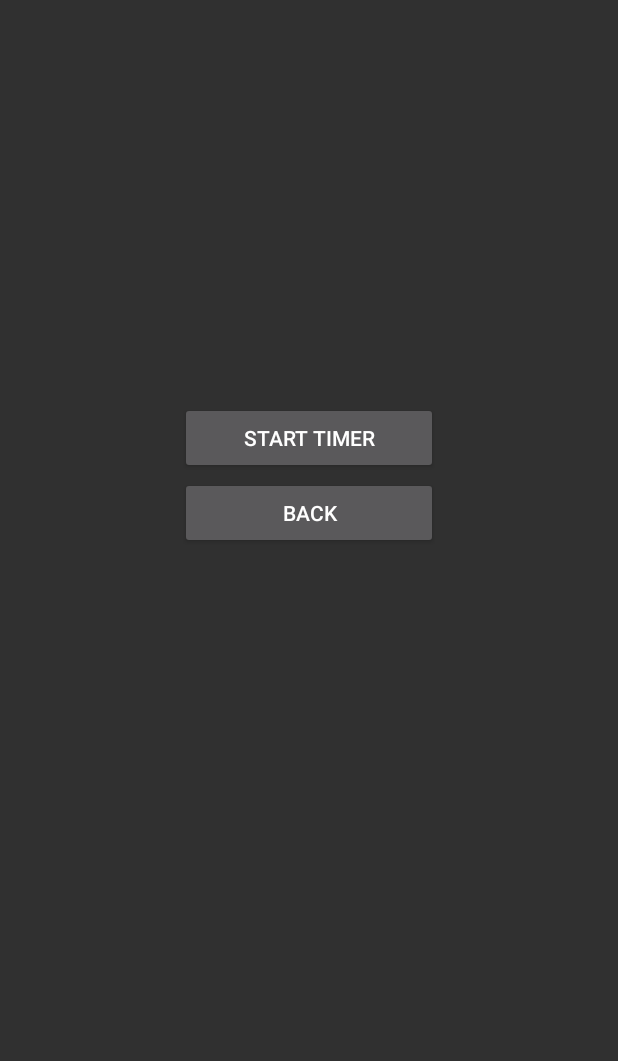
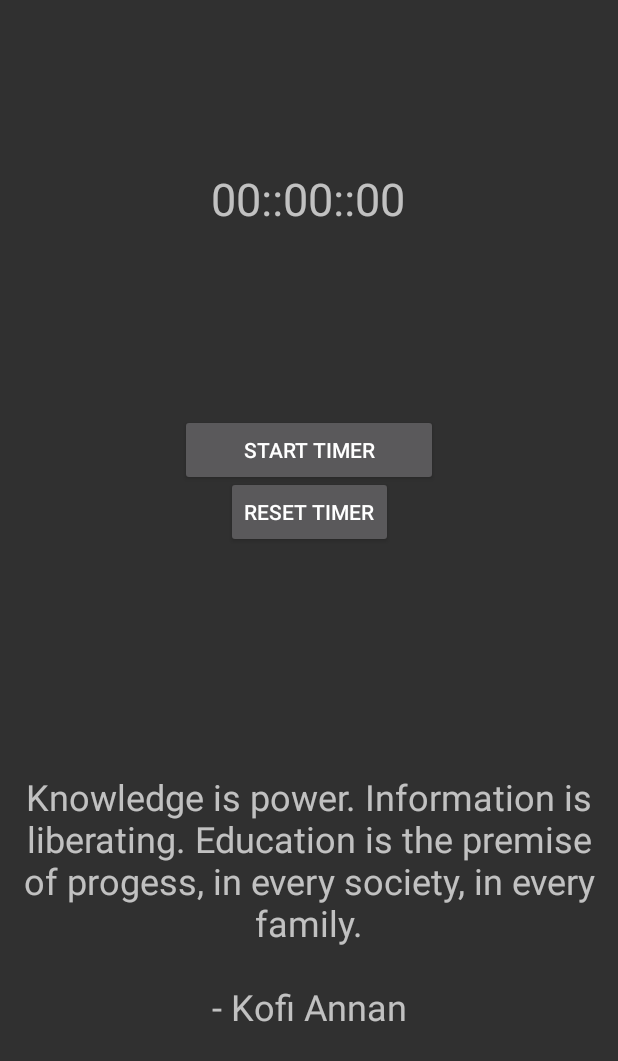
Before and after one commit to jsoutine/StudyApp, an Android app: the layout activity_timer_menu.xml on its own in the app's theme, with its tools: preview values and no code run, on a phone screen of 412 x 824 dp. Shown: the top 1061 px of the screen. Run offline under Robolectric (Android 15) with nearby library versions, the phone set to English and light mode, and no system bars.

Commit message:
Timer Class

```diff
--- a/app/src/main/java/com/example/android/studyapp/MainActivity.java
+++ b/app/src/main/java/com/example/android/studyapp/MainActivity.java
@@ -16,7 +16,7 @@ public class MainActivity extends AppCompatActivity {
     protected void onCreate(Bundle savedInstanceState) {
         super.onCreate(savedInstanceState);
         setContentView(R.layout.activity_main);
-        Button btnHelp = (Button)findViewById(R.id.helpButton);
+
 
     }
 
--- a/app/src/main/res/layout/activity_timer_menu.xml
+++ b/app/src/main/res/layout/activity_timer_menu.xml
@@ -7,7 +7,7 @@
     tools:context=".Tools.Timer.TimerMenu">
 
     <Button
-        android:id="@+id/createButton4"
+        android:id="@+id/btnStartPauseTime"
         android:layout_width="0dp"
         android:layout_height="wrap_content"
         android:layout_marginStart="120dp"
@@ -20,23 +20,47 @@
         android:text="START TIMER"
         app:layout_constraintBottom_toBottomOf="parent"
         app:layout_constraintEnd_toEndOf="parent"
+        app:layout_constraintHorizontal_bias="0.0"
         app:layout_constraintStart_toStartOf="parent"
-        app:layout_constraintTop_toTopOf="parent" />
+        app:layout_constraintTop_toTopOf="parent"
+        app:layout_constraintVertical_bias="1.0" />
+
+    <TextView
+        android:id="@+id/timeTxtView"
+        android:layout_width="wrap_content"
+        android:layout_height="wrap_content"
+        android:text="00::00::00"
+        android:textSize="30sp"
+        app:layout_constraintBottom_toBottomOf="parent"
+        app:layout_constraintEnd_toEndOf="parent"
+        app:layout_constraintHorizontal_bias="0.498"
+        app:layout_constraintStart_toStartOf="parent"
+        app:layout_constraintTop_toTopOf="parent"
+        app:layout_constraintVertical_bias="0.143" />
+
+    <TextView
+        android:id="@+id/txtViewQuote"
+        android:layout_width="wrap_content"
+        android:layout_height="wrap_content"
+        android:gravity="center"
+        android:text="\nKnowledge is power. Information is\nliberating. Education is the premise of progess, in every society, in every family.\n\n- Kofi Annan"
+        android:textSize="24sp"
+        app:layout_constraintBottom_toBottomOf="parent"
+        app:layout_constraintEnd_toEndOf="parent"
+        app:layout_constraintHorizontal_bias="0.0"
+        app:layout_constraintStart_toStartOf="parent"
+        app:layout_constraintTop_toTopOf="parent"
+        app:layout_constraintVertical_bias="0.781" />
 
     <Button
-        android:id="@+id/createButton5"
-        android:layout_width="0dp"
+        android:id="@+id/btnResetTimer"
+        android:layout_width="wrap_content"
         android:layout_height="wrap_content"
-        android:layout_marginStart="120dp"
-        android:layout_marginLeft="120dp"
-        android:layout_marginTop="360dp"
-        android:layout_marginEnd="120dp"
-        android:layout_marginRight="120dp"
-        android:layout_marginBottom="500dp"
-        android:onClick="toolsClick"
-        android:text="BACK"
+        android:text="Reset Timer"
         app:layout_constraintBottom_toBottomOf="parent"
         app:layout_constraintEnd_toEndOf="parent"
         app:layout_constraintStart_toStartOf="parent"
-        app:layout_constraintTop_toTopOf="parent" />
+        app:layout_constraintTop_toTopOf="parent"
+        app:layout_constraintVertical_bias="0.409" />
+
 </androidx.constraintlayout.widget.ConstraintLayout>
--- a/app/src/main/res/layout/activity_tools_menu.xml
+++ b/app/src/main/res/layout/activity_tools_menu.xml
@@ -24,7 +24,7 @@
         app:layout_constraintTop_toTopOf="parent" />
 
     <Button
-        android:id="@+id/viewButton3"
+        android:id="@+id/btnTimerTool"
         android:layout_width="0dp"
         android:layout_height="wrap_content"
         android:layout_marginStart="120dp"
```
Also changed, not shown: app/src/main/java/com/example/android/studyapp/Tools/Timer/Timer.java (+6 -6 lines), app/src/main/java/com/example/android/studyapp/Tools/Timer/TimerMenu.java (+126 -7 lines), app/src/main/java/com/example/android/studyapp/Tools/ToolsMenu.java (+11 -0 lines).
